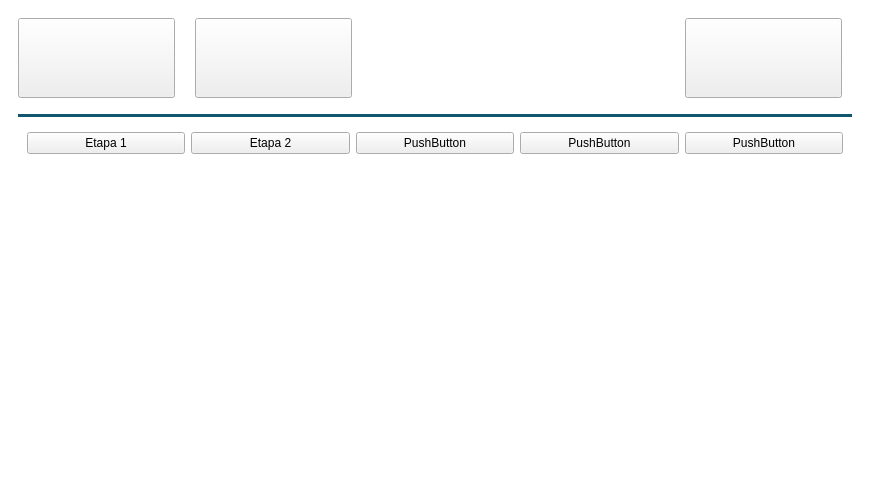
This is Code/Interface/mainwindow.ui in Matheusodias/infralab_direct_shear_embedded_interface as Qt 5 draws it before an edit. The edited form follows.
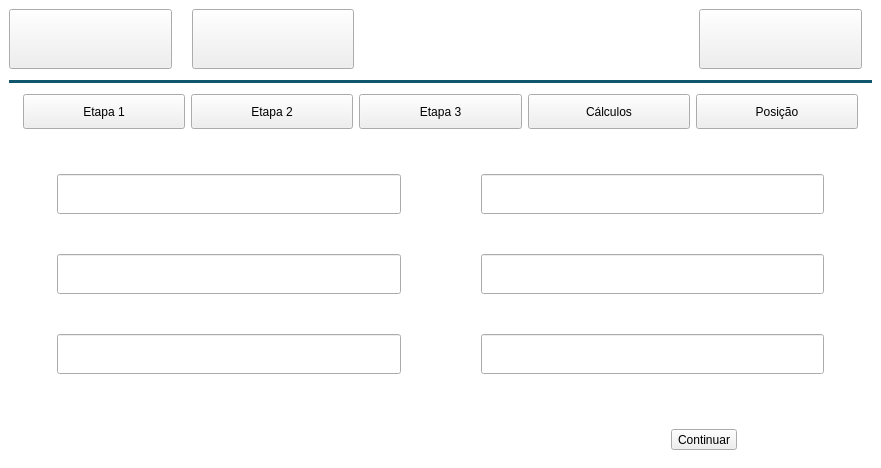
This is the edited form. The open tabs and pages were chosen to show the change. Icons and pictures are not drawn.

```diff
--- a/Code/Interface/mainwindow.ui
+++ b/Code/Interface/mainwindow.ui
@@ -6,8 +6,8 @@
    <rect>
     <x>0</x>
     <y>0</y>
-    <width>870</width>
-    <height>498</height>
+    <width>881</width>
+    <height>468</height>
    </rect>
   </property>
   <property name="windowTitle">
@@ -32,6 +32,21 @@
     <string notr="true"/>
    </property>
    <layout class="QVBoxLayout" name="verticalLayout_2">
+    <property name="spacing">
+     <number>0</number>
+    </property>
+    <property name="leftMargin">
+     <number>0</number>
+    </property>
+    <property name="topMargin">
+     <number>0</number>
+    </property>
+    <property name="rightMargin">
+     <number>0</number>
+    </property>
+    <property name="bottomMargin">
+     <number>0</number>
+    </property>
     <item>
      <widget class="QStackedWidget" name="mainStack">
       <property name="styleSheet">
@@ -54,6 +69,9 @@
         <string notr="true"/>
        </property>
        <layout class="QVBoxLayout" name="verticalLayout">
+        <property name="bottomMargin">
+         <number>0</number>
+        </property>
         <item>
          <layout class="QHBoxLayout" name="outside_experiment_header_layout" stretch="1,1,2,1">
           <property name="spacing">
@@ -66,7 +84,7 @@
            <number>10</number>
           </property>
           <property name="bottomMargin">
-           <number>10</number>
+           <number>5</number>
           </property>
           <item>
            <widget class="QPushButton" name="historyButton">
@@ -79,20 +97,20 @@
             <property name="minimumSize">
              <size>
               <width>110</width>
-              <height>80</height>
+              <height>60</height>
              </size>
             </property>
             <property name="maximumSize">
              <size>
               <width>300</width>
-              <height>100</height>
+              <height>80</height>
              </size>
             </property>
             <property name="accessibleName">
              <string>histórico</string>
             </property>
             <property name="styleSheet">
-             <string notr="true"/>
+             <string notr="true">qproperty-iconSize: 80px;</string>
             </property>
             <property name="text">
              <string/>
@@ -103,8 +121,8 @@
             </property>
             <property name="iconSize">
              <size>
-              <width>300</width>
-              <height>300</height>
+              <width>80</width>
+              <height>80</height>
              </size>
             </property>
             <property name="checkable">
@@ -123,13 +141,13 @@
             <property name="minimumSize">
              <size>
               <width>110</width>
-              <height>80</height>
+              <height>60</height>
              </size>
             </property>
             <property name="maximumSize">
              <size>
               <width>300</width>
-              <height>100</height>
+              <height>80</height>
              </size>
             </property>
             <property name="accessibleName">
@@ -147,8 +165,8 @@
             </property>
             <property name="iconSize">
              <size>
-              <width>300</width>
-              <height>300</height>
+              <width>80</width>
+              <height>80</height>
              </size>
             </property>
             <property name="checkable">
@@ -180,13 +198,13 @@
             <property name="minimumSize">
              <size>
               <width>110</width>
-              <height>80</height>
+              <height>60</height>
              </size>
             </property>
             <property name="maximumSize">
              <size>
               <width>300</width>
-              <height>100</height>
+              <height>80</height>
              </size>
             </property>
             <property name="accessibleName">
@@ -202,8 +220,8 @@
             </property>
             <property name="iconSize">
              <size>
-              <width>300</width>
-              <height>300</height>
+              <width>100</width>
+              <height>100</height>
              </size>
             </property>
             <property name="checkable">
@@ -292,72 +310,336 @@
           </widget>
           <widget class="QWidget" name="experiment_page">
            <layout class="QVBoxLayout" name="verticalLayout_3">
+            <property name="topMargin">
+             <number>5</number>
+            </property>
             <item>
-             <layout class="QHBoxLayout" name="horizontalLayout_5">
+             <layout class="QHBoxLayout" name="phases_layout">
+              <property name="leftMargin">
+               <number>5</number>
+              </property>
+              <property name="topMargin">
+               <number>0</number>
+              </property>
+              <property name="rightMargin">
+               <number>5</number>
+              </property>
+              <property name="bottomMargin">
+               <number>5</number>
+              </property>
               <item>
-               <widget class="QPushButton" name="pushButton">
+               <widget class="QPushButton" name="phase1_button">
+                <property name="minimumSize">
+                 <size>
+                  <width>70</width>
+                  <height>35</height>
+                 </size>
+                </property>
+                <property name="styleSheet">
+                 <string notr="true"/>
+                </property>
                 <property name="text">
                  <string>Etapa 1</string>
                 </property>
                </widget>
               </item>
               <item>
-               <widget class="QPushButton" name="pushButton_3">
+               <widget class="QPushButton" name="phase2_button">
+                <property name="minimumSize">
+                 <size>
+                  <width>70</width>
+                  <height>35</height>
+                 </size>
+                </property>
                 <property name="text">
                  <string>Etapa 2</string>
                 </property>
                </widget>
               </item>
               <item>
-               <widget class="QPushButton" name="pushButton_5">
+               <widget class="QPushButton" name="phase3_button">
+                <property name="minimumSize">
+                 <size>
+                  <width>70</width>
+                  <height>35</height>
+                 </size>
+                </property>
                 <property name="text">
-                 <string>PushButton</string>
+                 <string>Etapa 3</string>
                 </property>
                </widget>
               </item>
               <item>
-               <widget class="QPushButton" name="pushButton_4">
+               <widget class="QPushButton" name="calculations_button">
+                <property name="minimumSize">
+                 <size>
+                  <width>70</width>
+                  <height>35</height>
+                 </size>
+                </property>
                 <property name="text">
-                 <string>PushButton</string>
+                 <string>Cálculos</string>
                 </property>
                </widget>
               </item>
               <item>
-               <widget class="QPushButton" name="pushButton_2">
+               <widget class="QPushButton" name="position_button">
+                <property name="minimumSize">
+                 <size>
+                  <width>70</width>
+                  <height>35</height>
+                 </size>
+                </property>
                 <property name="text">
-                 <string>PushButton</string>
+                 <string>Posição</string>
                 </property>
                </widget>
               </item>
              </layout>
             </item>
             <item>
-             <widget class="QStackedWidget" name="etapas_stack">
+             <widget class="QStackedWidget" name="phases_stack">
               <property name="currentIndex">
-               <number>1</number>
+               <number>0</number>
               </property>
-              <widget class="QWidget" name="page_3"/>
-              <widget class="QWidget" name="page_4">
-               <widget class="QLabel" name="label_3">
-                <property name="geometry">
-                 <rect>
-                  <x>50</x>
-                  <y>60</y>
-                  <width>591</width>
-                  <height>141</height>
-                 </rect>
+              <widget class="QWidget" name="phase1_page">
+               <layout class="QVBoxLayout" name="verticalLayout_4" stretch="1,12,2,1">
+                <property name="bottomMargin">
+                 <number>9</number>
                 </property>
-                <property name="font">
-                 <font>
-                  <pointsize>26</pointsize>
-                  <bold>true</bold>
-                 </font>
-                </property>
-                <property name="text">
-                 <string>Página etapas em construção.</string>
-                </property>
-               </widget>
+                <item>
+                 <spacer name="verticalSpacer_2">
+                  <property name="orientation">
+                   <enum>Qt::Vertical</enum>
+                  </property>
+                  <property name="sizeHint" stdset="0">
+                   <size>
+                    <width>20</width>
+                    <height>40</height>
+                   </size>
+                  </property>
+                 </spacer>
+                </item>
+                <item>
+                 <layout class="QGridLayout" name="phase1_gridLayout">
+                  <property name="leftMargin">
+                   <number>30</number>
+                  </property>
+                  <property name="rightMargin">
+                   <number>30</number>
+                  </property>
+                  <property name="horizontalSpacing">
+                   <number>80</number>
+                  </property>
+                  <property name="verticalSpacing">
+                   <number>40</number>
+                  </property>
+                  <item row="1" column="1">
+                   <widget class="QLineEdit" name="lineEdit_4">
+                    <property name="sizePolicy">
+                     <sizepolicy hsizetype="MinimumExpanding" vsizetype="MinimumExpanding">
+                      <horstretch>0</horstretch>
+                      <verstretch>0</verstretch>
+                     </sizepolicy>
+                    </property>
+                    <property name="minimumSize">
+                     <size>
+                      <width>100</width>
+                      <height>30</height>
+                     </size>
+                    </property>
+                    <property name="maximumSize">
+                     <size>
+                      <width>500</width>
+                      <height>40</height>
+                     </size>
+                    </property>
+                   </widget>
+                  </item>
+                  <item row="0" column="0">
+                   <widget class="QLineEdit" name="lineEdit">
+                    <property name="sizePolicy">
+                     <sizepolicy hsizetype="MinimumExpanding" vsizetype="MinimumExpanding">
+                      <horstretch>0</horstretch>
+                      <verstretch>0</verstretch>
+                     </sizepolicy>
+                    </property>
+                    <property name="minimumSize">
+                     <size>
+                      <width>100</width>
+                      <height>30</height>
+                     </size>
+                    </property>
+                    <property name="maximumSize">
+                     <size>
+                      <width>500</width>
+                      <height>40</height>
+                     </size>
+                    </property>
+                   </widget>
+                  </item>
+                  <item row="2" column="1">
+                   <widget class="QLineEdit" name="lineEdit_6">
+                    <property name="sizePolicy">
+                     <sizepolicy hsizetype="MinimumExpanding" vsizetype="MinimumExpanding">
+                      <horstretch>0</horstretch>
+                      <verstretch>0</verstretch>
+                     </sizepolicy>
+                    </property>
+                    <property name="minimumSize">
+                     <size>
+                      <width>100</width>
+                      <height>30</height>
+                     </size>
+                    </property>
+                    <property name="maximumSize">
+                     <size>
+                      <width>500</width>
+                      <height>40</height>
+                     </size>
+                    </property>
+                   </widget>
+                  </item>
+                  <item row="0" column="1">
+                   <widget class="QLineEdit" name="lineEdit_2">
+                    <property name="sizePolicy">
+                     <sizepolicy hsizetype="MinimumExpanding" vsizetype="MinimumExpanding">
+                      <horstretch>0</horstretch>
+                      <verstretch>0</verstretch>
+                     </sizepolicy>
+                    </property>
+                    <property name="minimumSize">
+                     <size>
+                      <width>100</width>
+                      <height>30</height>
+                     </size>
+                    </property>
+                    <property name="maximumSize">
+                     <size>
+                      <width>500</width>
+                      <height>40</height>
+                     </size>
+                    </property>
+                   </widget>
+                  </item>
+                  <item row="2" column="0">
+                   <widget class="QLineEdit" name="lineEdit_5">
+                    <property name="sizePolicy">
+                     <sizepolicy hsizetype="MinimumExpanding" vsizetype="MinimumExpanding">
+                      <horstretch>0</horstretch>
+                      <verstretch>0</verstretch>
+                     </sizepolicy>
+                    </property>
+                    <property name="minimumSize">
+                     <size>
+                      <width>100</width>
+                      <height>30</height>
+                     </size>
+                    </property>
+                    <property name="maximumSize">
+                     <size>
+                      <width>500</width>
+                      <height>40</height>
+                     </size>
+                    </property>
+                   </widget>
+                  </item>
+                  <item row="1" column="0">
+                   <widget class="QLineEdit" name="lineEdit_3">
+                    <property name="sizePolicy">
+                     <sizepolicy hsizetype="MinimumExpanding" vsizetype="MinimumExpanding">
+                      <horstretch>0</horstretch>
+                      <verstretch>0</verstretch>
+                     </sizepolicy>
+                    </property>
+                    <property name="minimumSize">
+                     <size>
+                      <width>100</width>
+                      <height>30</height>
+                     </size>
+                    </property>
+                    <property name="maximumSize">
+                     <size>
+                      <width>500</width>
+                      <height>40</height>
+                     </size>
+                    </property>
+                   </widget>
+                  </item>
+                 </layout>
+                </item>
+                <item>
+                 <spacer name="verticalSpacer">
+                  <property name="orientation">
+                   <enum>Qt::Vertical</enum>
+                  </property>
+                  <property name="sizeHint" stdset="0">
+                   <size>
+                    <width>20</width>
+                    <height>40</height>
+                   </size>
+                  </property>
+                 </spacer>
+                </item>
+                <item>
+                 <layout class="QHBoxLayout" name="horizontalLayout" stretch="11,0,2">
+                  <item>
+                   <spacer name="horizontalSpacer_2">
+                    <property name="orientation">
+                     <enum>Qt::Horizontal</enum>
+                    </property>
+                    <property name="sizeHint" stdset="0">
+                     <size>
+                      <width>40</width>
+                      <height>20</height>
+                     </size>
+                    </property>
+                   </spacer>
+                  </item>
+                  <item>
+                   <widget class="QToolButton" name="continuePhase1_button">
+                    <property name="styleSheet">
+                     <string notr="true"/>
+                    </property>
+                    <property name="text">
+                     <string>Continuar</string>
+                    </property>
+                    <property name="icon">
+                     <iconset resource="images/resources.qrc">
+                      <normaloff>:/Arrow.png</normaloff>:/Arrow.png</iconset>
+                    </property>
+                    <property name="iconSize">
+                     <size>
+                      <width>30</width>
+                      <height>30</height>
+                     </size>
+                    </property>
+                    <property name="toolButtonStyle">
+                     <enum>Qt::ToolButtonTextBesideIcon</enum>
+                    </property>
+                   </widget>
+                  </item>
+                  <item>
+                   <spacer name="horizontalSpacer_3">
+                    <property name="orientation">
+                     <enum>Qt::Horizontal</enum>
+                    </property>
+                    <property name="sizeHint" stdset="0">
+                     <size>
+                      <width>40</width>
+                      <height>20</height>
+                     </size>
+                    </property>
+                   </spacer>
+                  </item>
+                 </layout>
+                </item>
+               </layout>
               </widget>
+              <widget class="QWidget" name="phase2_page"/>
+              <widget class="QWidget" name="phase3_page"/>
+              <widget class="QWidget" name="calculations_page"/>
+              <widget class="QWidget" name="position_page"/>
              </widget>
             </item>
            </layout>
```
